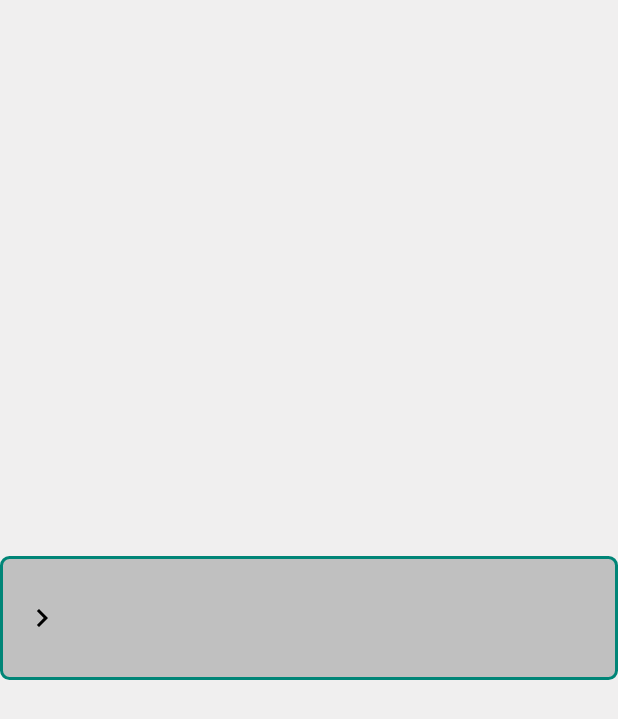
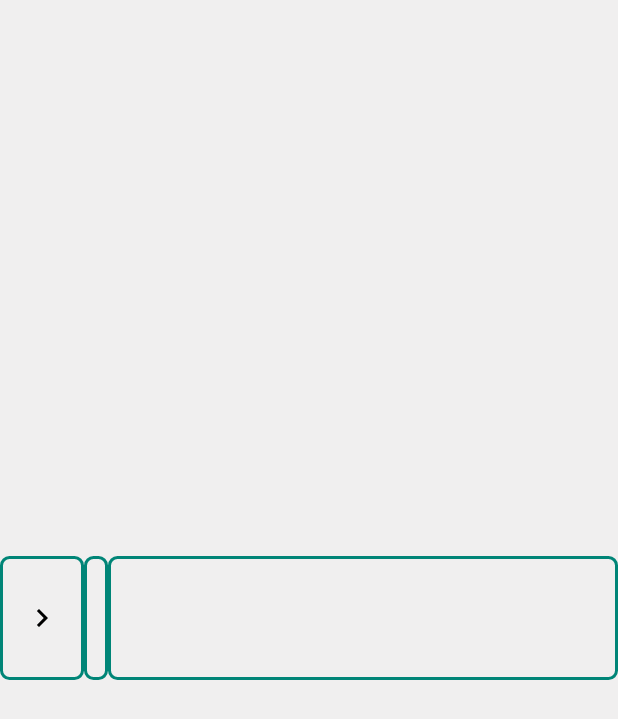
Before and after one commit to LumisD/ChessClock, an Android app: the screen it shows after launch (MainActivity), on a phone screen of 412 x 824 dp. Shown: the top 719 px of the screen. Run offline under Robolectric (Android 15) with nearby library versions, the phone set to English and light mode, and no system bars; our stand-ins replace Dagger/Hilt's generated code, Room's generated code, Timber, data binding, navigation-ui; 11 statements that could not run were skipped.

Commit message:
Add new bg

```diff
--- /dev/null
+++ b/app/src/main/res/drawable/border_green_no_bg.xml
@@ -0,0 +1,21 @@
+<?xml version="1.0" encoding="utf-8"?>
+
+<selector xmlns:android="http://schemas.android.com/apk/res/android">
+    <item android:state_pressed="false">
+        <shape android:shape="rectangle">
+            <corners android:radius="5dp" />
+            <solid android:color="@color/transparent" />
+            <stroke
+                android:width="2dp"
+                android:color="@color/colorPrimary"/>
+        </shape>
+    </item>
+    <item android:state_pressed="true">
+        <shape android:shape="rectangle">
+            <corners android:radius="5dp" />
+            <stroke
+                android:width="2dp"
+                android:color="@color/colorPrimary"/>
+        </shape>
+    </item>
+</selector>
--- a/app/src/main/res/layout/fragment_home.xml
+++ b/app/src/main/res/layout/fragment_home.xml
@@ -4,6 +4,7 @@
     xmlns:tools="http://schemas.android.com/tools">
 
     <data>
+
         <variable
             name="viewModel"
             type="com.lumisdinos.chessclock.ui.home.HomeViewModel" />
@@ -20,12 +21,12 @@
             android:id="@+id/blackButtonView"
             android:layout_width="match_parent"
             android:layout_height="0dp"
-            android:tag="black"
-            android:padding="@dimen/space_xxlarge"
             android:clickable="true"
             android:focusable="true"
             android:foreground="@drawable/ripple"
             android:onClick="@{() -> viewModel.clickOnBlackButtonView()}"
+            android:padding="@dimen/space_xxlarge"
+            android:tag="black"
             app:blackButtonsBG="@{viewModel.blackButtonBGLive}"
             app:isWhiteFirst="@{viewModel.isWhiteFirstLive}"
             app:layout_constraintBottom_toTopOf="@+id/guidelineUp"
@@ -36,27 +37,27 @@
 
         <TextView
             android:id="@+id/blackTimeTv"
-            android:tag="black"
             android:layout_width="wrap_content"
             android:layout_height="wrap_content"
+            android:layout_marginTop="@dimen/space_small"
+            android:rotation="180"
+            android:tag="black"
+            android:textColor="@color/colorWhite"
             android:textSize="@dimen/clock_text_size"
-            android:textColor="@color/colorWhite"
             android:textStyle="bold"
-            app:restClockTime="@{viewModel.restTimeBlackLive}"
             app:buttonTextColor="@{viewModel.isWhiteFirstLive}"
-            app:layout_constraintTop_toTopOf="@+id/blackButtonView"
             app:layout_constraintEnd_toEndOf="parent"
             app:layout_constraintStart_toStartOf="parent"
-            android:rotation="180"
-            android:layout_marginTop="@dimen/space_small"/>
+            app:layout_constraintTop_toTopOf="@+id/blackButtonView"
+            app:restClockTime="@{viewModel.restTimeBlackLive}" />
 
 
         <androidx.constraintlayout.widget.Guideline
             android:id="@+id/guidelineUp"
             android:layout_width="wrap_content"
             android:layout_height="wrap_content"
-            app:layout_constraintGuide_percent="0.45"
-            android:orientation="horizontal"/>
+            android:orientation="horizontal"
+            app:layout_constraintGuide_percent="0.45" />
 
 
         <LinearLayout
@@ -64,7 +65,6 @@
             android:layout_width="match_parent"
             android:layout_height="0dp"
             android:orientation="horizontal"
-            android:background="@drawable/border_gray_button"
             app:layout_constraintBottom_toTopOf="@+id/guidelineDown"
             app:layout_constraintEnd_toEndOf="parent"
             app:layout_constraintStart_toStartOf="parent"
@@ -74,9 +74,10 @@
                 android:id="@+id/showMenuIv"
                 android:layout_width="wrap_content"
                 android:layout_height="match_parent"
-                android:background="@drawable/ripple"
+                android:background="@drawable/border_green_no_bg"
+                android:contentDescription="@string/drag"
+                android:foreground="@drawable/ripple"
                 android:onClick="@{() -> viewModel.clickShowMenu()}"
-                android:contentDescription="@string/drag"
                 android:paddingStart="@dimen/space_normal"
                 android:paddingEnd="@dimen/space_normal"
                 android:src="@drawable/ic_chevron_right_black_24dp" />
@@ -85,16 +86,22 @@
                 android:id="@+id/timeTv"
                 android:layout_width="wrap_content"
                 android:layout_height="match_parent"
+                android:paddingStart="@dimen/space_small"
+                android:paddingEnd="@dimen/space_small"
+                android:textColor="@color/colorBlack"
+                android:textSize="@dimen/time_control_text_size"
+                android:textStyle="bold"
+                android:background="@drawable/border_green_no_bg"
                 android:gravity="center_vertical"
-                app:timeControlFromGame="@{viewModel.timeControlLive}"/>
+                app:timeControlFromGame="@{viewModel.timeControlLive}" />
 
             <ImageButton
                 android:id="@+id/deleteIb"
-                android:background="@drawable/ripple"
                 android:layout_width="match_parent"
                 android:layout_height="match_parent"
+                android:background="@drawable/border_green_no_bg"
+                android:foreground="@drawable/ripple"
                 android:onClick="@{() -> viewModel.clickOnPause()}"
-                android:layout_marginEnd="@dimen/space_normal"
                 app:changePausedIcon="@{viewModel.changedToPauseIconLive}"
                 tools:ignore="ContentDescription" />
 
@@ -106,42 +113,42 @@
             android:id="@+id/guidelineDown"
             android:layout_width="wrap_content"
             android:layout_height="wrap_content"
-            app:layout_constraintGuide_percent="0.55"
-            android:orientation="horizontal"/>
+            android:orientation="horizontal"
+            app:layout_constraintGuide_percent="0.55" />
 
 
         <ImageView
             android:id="@+id/whiteButtonView"
             android:layout_width="match_parent"
             android:layout_height="0dp"
-            android:tag="white"
-            android:padding="@dimen/space_xxlarge"
             android:clickable="true"
             android:focusable="true"
             android:foreground="@drawable/ripple"
             android:onClick="@{() -> viewModel.clickOnWhiteButtonView()}"
-            app:whiteButtonsBG="@{viewModel.whiteButtonBGLive}"
+            android:padding="@dimen/space_xxlarge"
+            android:tag="white"
             app:isWhiteFirst="@{viewModel.isWhiteFirstLive}"
             app:layout_constraintBottom_toBottomOf="parent"
             app:layout_constraintEnd_toEndOf="parent"
             app:layout_constraintStart_toStartOf="parent"
             app:layout_constraintTop_toBottomOf="@+id/guidelineDown"
+            app:whiteButtonsBG="@{viewModel.whiteButtonBGLive}"
             tools:ignore="ContentDescription" />
 
         <TextView
             android:id="@+id/whiteTimeTv"
-            android:tag="white"
             android:layout_width="wrap_content"
             android:layout_height="wrap_content"
+            android:layout_marginBottom="@dimen/space_small"
+            android:tag="white"
+            android:textColor="@color/colorBlack"
             android:textSize="@dimen/clock_text_size"
-            android:textColor="@color/colorBlack"
             android:textStyle="bold"
-            app:restClockTime="@{viewModel.restTimeWhiteLive}"
             app:buttonTextColor="@{viewModel.isWhiteFirstLive}"
             app:layout_constraintBottom_toBottomOf="@+id/whiteButtonView"
             app:layout_constraintEnd_toEndOf="parent"
             app:layout_constraintStart_toStartOf="parent"
-            android:layout_marginBottom="@dimen/space_small"/>
+            app:restClockTime="@{viewModel.restTimeWhiteLive}" />
 
     </androidx.constraintlayout.widget.ConstraintLayout>
 
--- a/app/src/main/res/values/dimens.xml
+++ b/app/src/main/res/values/dimens.xml
@@ -57,6 +57,7 @@
     <dimen name="table_cell_font_step">1sp</dimen>
     <dimen name="button_text_size">14sp</dimen>
     <dimen name="clock_text_size">34sp</dimen>
+    <dimen name="time_control_text_size">20sp</dimen>
 
     <!--    List item heights-->
     <dimen name="list_item_smaller_4_height">35dp</dimen>
```
